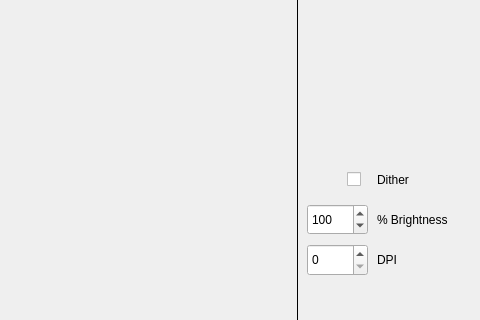
Above: qt/main.ui from baerkanogue/therm-printer-assistant before the change; both pictures show x 83 to 563 and y 126 to 446 of the 563 by 569 pixel window. Below: the same form after it.
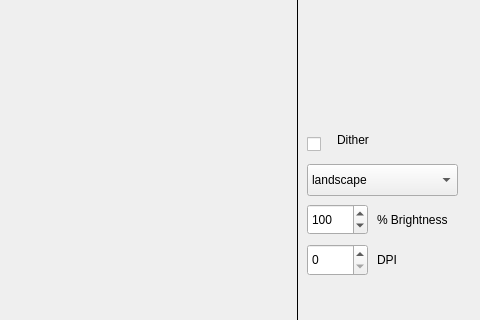
That is the form after the change.

Patch:
```diff
--- a/qt/main.ui
+++ b/qt/main.ui
@@ -116,10 +116,10 @@
    <widget class="QCheckBox" name="dither_check_box">
     <property name="geometry">
      <rect>
-      <x>430</x>
-      <y>290</y>
+      <x>390</x>
+      <y>250</y>
       <width>21</width>
-      <height>31</height>
+      <height>41</height>
      </rect>
     </property>
     <property name="text">
@@ -157,8 +157,8 @@
    <widget class="QLabel" name="dither_label">
     <property name="geometry">
      <rect>
-      <x>460</x>
-      <y>290</y>
+      <x>420</x>
+      <y>250</y>
       <width>58</width>
       <height>31</height>
      </rect>
@@ -232,6 +232,32 @@
      <string>DPI</string>
     </property>
    </widget>
+   <widget class="QComboBox" name="landscape_combo_box">
+    <property name="geometry">
+     <rect>
+      <x>390</x>
+      <y>290</y>
+      <width>151</width>
+      <height>32</height>
+     </rect>
+    </property>
+    <property name="currentText">
+     <string>landscape</string>
+    </property>
+    <property name="currentIndex">
+     <number>0</number>
+    </property>
+    <item>
+     <property name="text">
+      <string>landscape</string>
+     </property>
+    </item>
+    <item>
+     <property name="text">
+      <string>portrait</string>
+     </property>
+    </item>
+   </widget>
   </widget>
   <widget class="QMenuBar" name="menubar">
    <property name="geometry">
```
